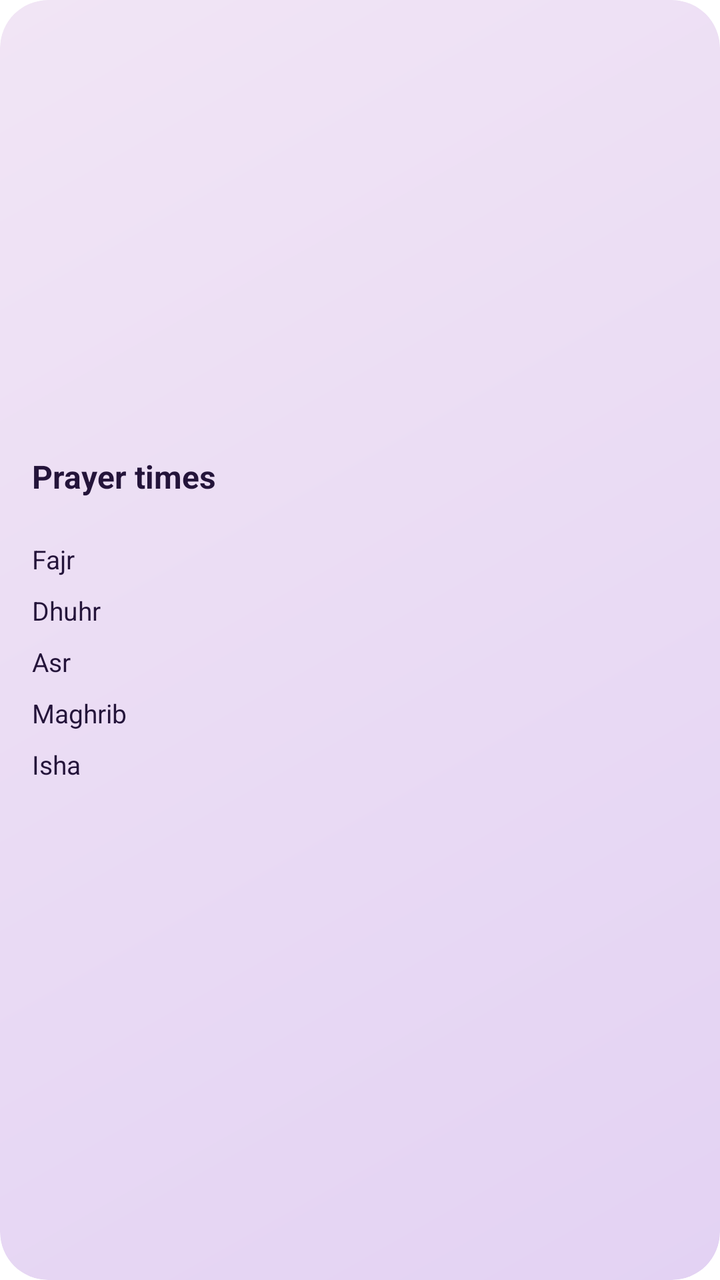
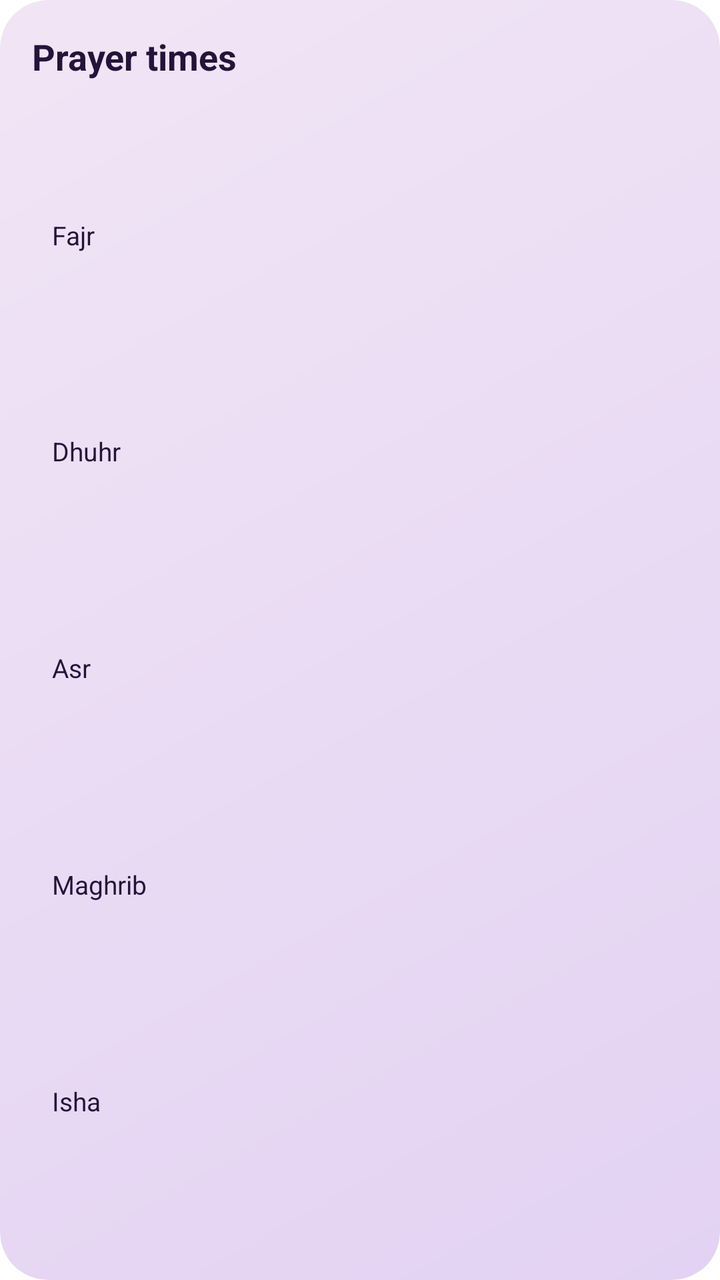

The first picture is an Android layout as it rendered before a commit; the second is the same layout after the commit. The layout source and the unified diff follow.
<!-- AndroidManifest.xml: fallback theme Theme.MaterialComponents.DayNight.NoActionBar -->
<!-- res/layout/prayertime_times_widget.xml -->
<FrameLayout xmlns:android="http://schemas.android.com/apk/res/android" android:id="@+id/widget_root" android:layout_width="match_parent" android:layout_height="match_parent" android:background="@drawable/prayertime_widget_background" android:clipToOutline="true"><ImageView android:id="@+id/widget_artwork" android:layout_width="match_parent" android:layout_height="match_parent" android:scaleType="centerCrop" android:importantForAccessibility="no" /><LinearLayout   android:layout_width="match_parent" android:layout_height="match_parent" android:orientation="vertical" android:gravity="center_vertical" android:padding="16dp" ><TextView android:id="@+id/widget_label" android:layout_width="match_parent" android:layout_height="wrap_content" android:textSize="16sp" android:textColor="#24143A" android:maxLines="1" android:ellipsize="end" android:includeFontPadding="true" android:textStyle="bold"  android:text="Prayer times" />
<TextView android:id="@+id/widget_date" android:layout_width="match_parent" android:layout_height="wrap_content" android:textSize="10sp" android:textColor="#6F4B94" android:maxLines="2" android:ellipsize="end" android:includeFontPadding="true"  android:text="" />
<TextView android:id="@+id/widget_row_0" android:layout_width="match_parent" android:layout_height="wrap_content" android:textSize="13sp" android:textColor="#24143A" android:maxLines="2" android:ellipsize="end" android:includeFontPadding="true" android:layout_marginTop="8dp" android:text="Fajr" />
<TextView android:id="@+id/widget_row_1" android:layout_width="match_parent" android:layout_height="wrap_content" android:textSize="13sp" android:textColor="#24143A" android:maxLines="2" android:ellipsize="end" android:includeFontPadding="true" android:layout_marginTop="8dp" android:text="Dhuhr" />
<TextView android:id="@+id/widget_row_2" android:layout_width="match_parent" android:layout_height="wrap_content" android:textSize="13sp" android:textColor="#24143A" android:maxLines="2" android:ellipsize="end" android:includeFontPadding="true" android:layout_marginTop="8dp" android:text="Asr" />
<TextView android:id="@+id/widget_row_3" android:layout_width="match_parent" android:layout_height="wrap_content" android:textSize="13sp" android:textColor="#24143A" android:maxLines="2" android:ellipsize="end" android:includeFontPadding="true" android:layout_marginTop="8dp" android:text="Maghrib" />
<TextView android:id="@+id/widget_row_4" android:layout_width="match_parent" android:layout_height="wrap_content" android:textSize="13sp" android:textColor="#24143A" android:maxLines="2" android:ellipsize="end" android:includeFontPadding="true" android:layout_marginTop="8dp" android:text="Isha" />
<TextView android:id="@+id/widget_location" android:layout_width="match_parent" android:layout_height="wrap_content" android:textSize="10sp" android:textColor="#6F4B94" android:maxLines="1" android:ellipsize="end" android:includeFontPadding="true" android:layout_marginTop="8dp" android:text="" />
</LinearLayout></FrameLayout>
<!-- resources referenced by this layout -->
<resources>
  <!-- drawable prayertime_widget_background (drawable) -->
  <shape xmlns:android="http://schemas.android.com/apk/res/android">
    <gradient android:angle="315" android:startColor="#F1E5F5" android:endColor="#E3D2F3" />
    <corners android:radius="24dp" />
  </shape>
</resources>

<!-- the commit's change to res/layout/prayertime_times_widget.xml (unified diff, before → after) -->
@@ -1,9 +1,46 @@
-<FrameLayout xmlns:android="http://schemas.android.com/apk/res/android" android:id="@+id/widget_root" android:layout_width="match_parent" android:layout_height="match_parent" android:background="@drawable/prayertime_widget_background" android:clipToOutline="true"><ImageView android:id="@+id/widget_artwork" android:layout_width="match_parent" android:layout_height="match_parent" android:scaleType="centerCrop" android:importantForAccessibility="no" /><LinearLayout   android:layout_width="match_parent" android:layout_height="match_parent" android:orientation="vertical" android:gravity="center_vertical" android:padding="16dp" ><TextView android:id="@+id/widget_label" android:layout_width="match_parent" android:layout_height="wrap_content" android:textSize="16sp" android:textColor="#24143A" android:maxLines="1" android:ellipsize="end" android:includeFontPadding="true" android:textStyle="bold"  android:text="Prayer times" />
-<TextView android:id="@+id/widget_date" android:layout_width="match_parent" android:layout_height="wrap_content" android:textSize="10sp" android:textColor="#6F4B94" android:maxLines="2" android:ellipsize="end" android:includeFontPadding="true"  android:text="" />
-<TextView android:id="@+id/widget_row_0" android:layout_width="match_parent" android:layout_height="wrap_content" android:textSize="13sp" android:textColor="#24143A" android:maxLines="2" android:ellipsize="end" android:includeFontPadding="true" android:layout_marginTop="8dp" android:text="Fajr" />
-<TextView android:id="@+id/widget_row_1" android:layout_width="match_parent" android:layout_height="wrap_content" android:textSize="13sp" android:textColor="#24143A" android:maxLines="2" android:ellipsize="end" android:includeFontPadding="true" android:layout_marginTop="8dp" android:text="Dhuhr" />
-<TextView android:id="@+id/widget_row_2" android:layout_width="match_parent" android:layout_height="wrap_content" android:textSize="13sp" android:textColor="#24143A" android:maxLines="2" android:ellipsize="end" android:includeFontPadding="true" android:layout_marginTop="8dp" android:text="Asr" />
-<TextView android:id="@+id/widget_row_3" android:layout_width="match_parent" android:layout_height="wrap_content" android:textSize="13sp" android:textColor="#24143A" android:maxLines="2" android:ellipsize="end" android:includeFontPadding="true" android:layout_marginTop="8dp" android:text="Maghrib" />
-<TextView android:id="@+id/widget_row_4" android:layout_width="match_parent" android:layout_height="wrap_content" android:textSize="13sp" android:textColor="#24143A" android:maxLines="2" android:ellipsize="end" android:includeFontPadding="true" android:layout_marginTop="8dp" android:text="Isha" />
-<TextView android:id="@+id/widget_location" android:layout_width="match_parent" android:layout_height="wrap_content" android:textSize="10sp" android:textColor="#6F4B94" android:maxLines="1" android:ellipsize="end" android:includeFontPadding="true" android:layout_marginTop="8dp" android:text="" />
-</LinearLayout></FrameLayout>
+<?xml version='1.0' encoding='utf-8'?>
+<FrameLayout xmlns:android="http://schemas.android.com/apk/res/android" android:id="@+id/widget_root" android:layout_width="match_parent" android:layout_height="match_parent" android:background="@drawable/prayertime_widget_background" android:clipToOutline="true">
+    <ImageView android:id="@+id/widget_artwork" android:layout_width="match_parent" android:layout_height="match_parent" android:scaleType="fitXY" android:importantForAccessibility="no" />
+    <LinearLayout android:id="@+id/widget_content" android:layout_width="match_parent" android:layout_height="match_parent" android:orientation="vertical" android:padding="16dp">
+        <TextView android:id="@+id/widget_label" style="@style/PrayerTimeWidgetText" android:layout_width="match_parent" android:layout_height="wrap_content" android:textSize="18sp" android:text="Prayer times" android:textStyle="bold" />
+        <TextView android:id="@+id/widget_date" style="@style/PrayerTimeWidgetText" android:layout_width="match_parent" android:layout_height="wrap_content" android:textSize="11sp" android:text="" android:textColor="#6F4B94" />
+        <LinearLayout android:layout_width="match_parent" android:layout_height="0dp" android:layout_weight="1" android:orientation="vertical" android:layout_marginTop="10dp" android:layout_marginBottom="4dp">
+            <FrameLayout android:id="@+id/widget_row_0" android:layout_width="match_parent" android:layout_height="0dp" android:layout_weight="1" android:layout_marginBottom="3dp">
+                <ImageView android:id="@+id/widget_row_0_background" android:layout_width="match_parent" android:layout_height="match_parent" android:scaleType="fitXY" android:importantForAccessibility="no" android:visibility="gone" />
+                <LinearLayout android:layout_width="match_parent" android:layout_height="match_parent" android:orientation="horizontal" android:gravity="center_vertical" android:paddingStart="10dp" android:paddingEnd="10dp">
+                    <TextView android:id="@+id/widget_row_0_name" style="@style/PrayerTimeWidgetText" android:layout_width="0dp" android:layout_height="wrap_content" android:textSize="13sp" android:text="Fajr" android:layout_weight="1" android:layout_marginEnd="8dp" />
+                    <TextView android:id="@+id/widget_row_0_time" style="@style/PrayerTimeWidgetText" android:layout_width="0dp" android:layout_height="wrap_content" android:textSize="14sp" android:text="" android:layout_weight="1.15" android:gravity="end|center_vertical" android:textStyle="bold" android:autoSizeTextType="uniform" android:autoSizeMinTextSize="11sp" android:autoSizeMaxTextSize="14sp" android:autoSizeStepGranularity="1sp" />
+                </LinearLayout>
+            </FrameLayout>
+            <FrameLayout android:id="@+id/widget_row_1" android:layout_width="match_parent" android:layout_height="0dp" android:layout_weight="1" android:layout_marginBottom="3dp">
+                <ImageView android:id="@+id/widget_row_1_background" android:layout_width="match_parent" android:layout_height="match_parent" android:scaleType="fitXY" android:importantForAccessibility="no" android:visibility="gone" />
+                <LinearLayout android:layout_width="match_parent" android:layout_height="match_parent" android:orientation="horizontal" android:gravity="center_vertical" android:paddingStart="10dp" android:paddingEnd="10dp">
+                    <TextView android:id="@+id/widget_row_1_name" style="@style/PrayerTimeWidgetText" android:layout_width="0dp" android:layout_height="wrap_content" android:textSize="13sp" android:text="Dhuhr" android:layout_weight="1" android:layout_marginEnd="8dp" />
+                    <TextView android:id="@+id/widget_row_1_time" style="@style/PrayerTimeWidgetText" android:layout_width="0dp" android:layout_height="wrap_content" android:textSize="14sp" android:text="" android:layout_weight="1.15" android:gravity="end|center_vertical" android:textStyle="bold" android:autoSizeTextType="uniform" android:autoSizeMinTextSize="11sp" android:autoSizeMaxTextSize="14sp" android:autoSizeStepGranularity="1sp" />
+                </LinearLayout>
+            </FrameLayout>
+            <FrameLayout android:id="@+id/widget_row_2" android:layout_width="match_parent" android:layout_height="0dp" android:layout_weight="1" android:layout_marginBottom="3dp">
+                <ImageView android:id="@+id/widget_row_2_background" android:layout_width="match_parent" android:layout_height="match_parent" android:scaleType="fitXY" android:importantForAccessibility="no" android:visibility="gone" />
+                <LinearLayout android:layout_width="match_parent" android:layout_height="match_parent" android:orientation="horizontal" android:gravity="center_vertical" android:paddingStart="10dp" android:paddingEnd="10dp">
+                    <TextView android:id="@+id/widget_row_2_name" style="@style/PrayerTimeWidgetText" android:layout_width="0dp" android:layout_height="wrap_content" android:textSize="13sp" android:text="Asr" android:layout_weight="1" android:layout_marginEnd="8dp" />
+                    <TextView android:id="@+id/widget_row_2_time" style="@style/PrayerTimeWidgetText" android:layout_width="0dp" android:layout_height="wrap_content" android:textSize="14sp" android:text="" android:layout_weight="1.15" android:gravity="end|center_vertical" android:textStyle="bold" android:autoSizeTextType="uniform" android:autoSizeMinTextSize="11sp" android:autoSizeMaxTextSize="14sp" android:autoSizeStepGranularity="1sp" />
+                </LinearLayout>
+            </FrameLayout>
+            <FrameLayout android:id="@+id/widget_row_3" android:layout_width="match_parent" android:layout_height="0dp" android:layout_weight="1" android:layout_marginBottom="3dp">
+                <ImageView android:id="@+id/widget_row_3_background" android:layout_width="match_parent" android:layout_height="match_parent" android:scaleType="fitXY" android:importantForAccessibility="no" android:visibility="gone" />
+                <LinearLayout android:layout_width="match_parent" android:layout_height="match_parent" android:orientation="horizontal" android:gravity="center_vertical" android:paddingStart="10dp" android:paddingEnd="10dp">
+                    <TextView android:id="@+id/widget_row_3_name" style="@style/PrayerTimeWidgetText" android:layout_width="0dp" android:layout_height="wrap_content" android:textSize="13sp" android:text="Maghrib" android:layout_weight="1" android:layout_marginEnd="8dp" />
+                    <TextView android:id="@+id/widget_row_3_time" style="@style/PrayerTimeWidgetText" android:layout_width="0dp" android:layout_height="wrap_content" android:textSize="14sp" android:text="" android:layout_weight="1.15" android:gravity="end|center_vertical" android:textStyle="bold" android:autoSizeTextType="uniform" android:autoSizeMinTextSize="11sp" android:autoSizeMaxTextSize="14sp" android:autoSizeStepGranularity="1sp" />
+                </LinearLayout>
+            </FrameLayout>
+            <FrameLayout android:id="@+id/widget_row_4" android:layout_width="match_parent" android:layout_height="0dp" android:layout_weight="1" android:layout_marginBottom="3dp">
+                <ImageView android:id="@+id/widget_row_4_background" android:layout_width="match_parent" android:layout_height="match_parent" android:scaleType="fitXY" android:importantForAccessibility="no" android:visibility="gone" />
+                <LinearLayout android:layout_width="match_parent" android:layout_height="match_parent" android:orientation="horizontal" android:gravity="center_vertical" android:paddingStart="10dp" android:paddingEnd="10dp">
+                    <TextView android:id="@+id/widget_row_4_name" style="@style/PrayerTimeWidgetText" android:layout_width="0dp" android:layout_height="wrap_content" android:textSize="13sp" android:text="Isha" android:layout_weight="1" android:layout_marginEnd="8dp" />
+                    <TextView android:id="@+id/widget_row_4_time" style="@style/PrayerTimeWidgetText" android:layout_width="0dp" android:layout_height="wrap_content" android:textSize="14sp" android:text="" android:layout_weight="1.15" android:gravity="end|center_vertical" android:textStyle="bold" android:autoSizeTextType="uniform" android:autoSizeMinTextSize="11sp" android:autoSizeMaxTextSize="14sp" android:autoSizeStepGranularity="1sp" />
+                </LinearLayout>
+            </FrameLayout>
+        </LinearLayout>
+        <TextView android:id="@+id/widget_location" style="@style/PrayerTimeWidgetText" android:layout_width="match_parent" android:layout_height="wrap_content" android:textSize="10sp" android:text="" android:textColor="#746A7D" />
+    </LinearLayout>
+</FrameLayout>
<!-- resource entries referenced after the edit -->
@@ -5,5 +5,14 @@
     <gradient android:angle="315" android:startColor="#F1E5F5" android:endColor="#E3D2F3" />
     <corners android:radius="24dp" />
   </shape>
+  <style name="PrayerTimeWidgetText">
+          <item name="android:fontFamily">sans-serif</item>
+          <item name="android:textColor">#24143A</item>
+          <item name="android:maxLines">1</item>
+          <item name="android:ellipsize">end</item>
+          <item name="android:gravity">start|center_vertical</item>
+          <item name="android:includeFontPadding">true</item>
+          <item name="android:fontFeatureSettings">tnum</item>
+      </style>
 </resources>
 
